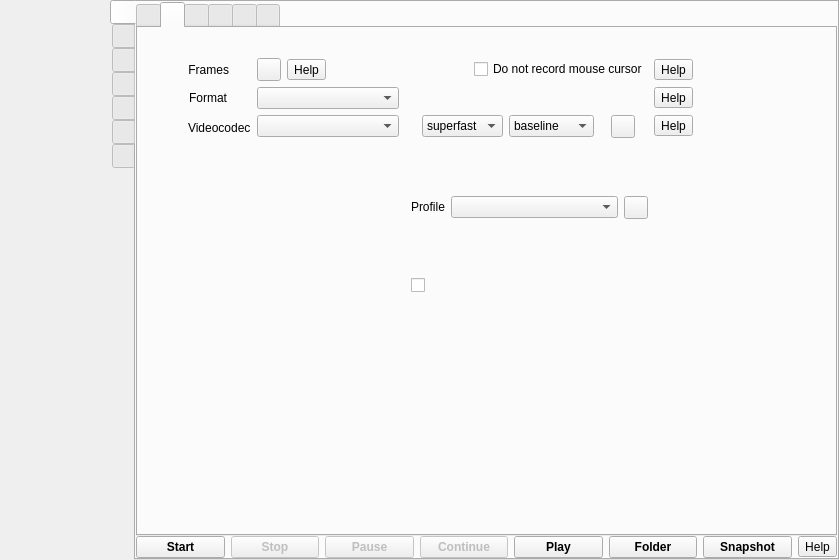
Above: src/formMainWindow.ui from vkohaupt/vokoscreenNG before the change. Below: the same form after it.
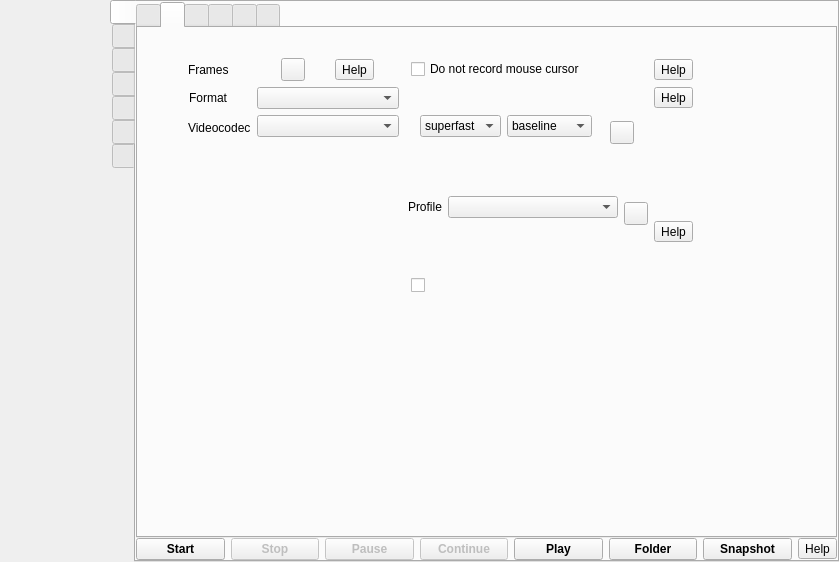
That is the form after the change. The open tabs and pages were chosen to show the change. Icons and pictures are not drawn.

```diff
--- a/src/formMainWindow.ui
+++ b/src/formMainWindow.ui
@@ -7,7 +7,7 @@
     <x>0</x>
     <y>0</y>
     <width>839</width>
-    <height>560</height>
+    <height>562</height>
    </rect>
   </property>
   <property name="windowTitle">
@@ -324,7 +324,7 @@
        <enum>QTabWidget::TabPosition::West</enum>
       </property>
       <property name="currentIndex">
-       <number>1</number>
+       <number>0</number>
       </property>
       <property name="iconSize">
        <size>
@@ -429,6 +429,12 @@
                    <iconset resource="screencast.qrc">
                     <normaloff>:/pictures/screencast/undo.png</normaloff>:/pictures/screencast/undo.png</iconset>
                   </property>
+                  <property name="iconSize">
+                   <size>
+                    <width>18</width>
+                    <height>18</height>
+                   </size>
+                  </property>
                  </widget>
                 </item>
                 <item row="1" column="3">
@@ -510,6 +516,12 @@
                    <iconset resource="screencast.qrc">
                     <normaloff>:/pictures/screencast/screen-name.png</normaloff>:/pictures/screencast/screen-name.png</iconset>
                   </property>
+                  <property name="iconSize">
+                   <size>
+                    <width>18</width>
+                    <height>18</height>
+                   </size>
+                  </property>
                   <property name="checkable">
                    <bool>true</bool>
                   </property>
@@ -570,7 +582,7 @@
                        <x>0</x>
                        <y>0</y>
                        <width>398</width>
-                       <height>105</height>
+                       <height>107</height>
                       </rect>
                      </property>
                      <property name="accessibleName">
@@ -1089,7 +1101,38 @@
              </property>
              <item>
               <layout class="QGridLayout" name="gridLayoutFormatCodecs">
-               <item row="2" column="2">
+               <item row="2" column="0" alignment="Qt::AlignmentFlag::AlignLeft">
+                <widget class="QLabel" name="labelFormat">
+                 <property name="text">
+                  <string>Format</string>
+                 </property>
+                 <property name="alignment">
+                  <set>Qt::AlignmentFlag::AlignRight|Qt::AlignmentFlag::AlignTrailing|Qt::AlignmentFlag::AlignVCenter</set>
+                 </property>
+                </widget>
+               </item>
+               <item row="2" column="1">
+                <widget class="QComboBox" name="comboBoxFormat">
+                 <property name="sizeAdjustPolicy">
+                  <enum>QComboBox::SizeAdjustPolicy::AdjustToContents</enum>
+                 </property>
+                </widget>
+               </item>
+               <item row="3" column="0">
+                <layout class="QVBoxLayout" name="verticalLayout_22">
+                 <property name="topMargin">
+                  <number>6</number>
+                 </property>
+                 <item alignment="Qt::AlignmentFlag::AlignTop">
+                  <widget class="QLabel" name="labelVideoCodec">
+                   <property name="text">
+                    <string>Videocodec</string>
+                   </property>
+                  </widget>
+                 </item>
+                </layout>
+               </item>
+               <item row="3" column="2">
                 <widget class="QFrame" name="frameVideoCodecQuality">
                  <property name="frameShape">
                   <enum>QFrame::Shape::NoFrame</enum>
@@ -1120,7 +1163,7 @@
                     </property>
                     <layout class="QHBoxLayout" name="horizontalLayout_x264">
                      <property name="leftMargin">
-                      <number>6</number>
+                      <number>3</number>
                      </property>
                      <property name="topMargin">
                       <number>0</number>
@@ -1231,7 +1274,7 @@
                        </item>
                       </layout>
                      </item>
-                     <item alignment="Qt::AlignmentFlag::AlignTop">
+                     <item alignment="Qt::AlignmentFlag::AlignVCenter">
                       <widget class="QToolButton" name="toolButtonx264Reset">
                        <property name="toolTip">
                         <string>Reset</string>
@@ -1255,7 +1298,7 @@
                     </property>
                     <layout class="QHBoxLayout" name="horizontalLayout_64">
                      <property name="leftMargin">
-                      <number>6</number>
+                      <number>3</number>
                      </property>
                      <property name="topMargin">
                       <number>0</number>
@@ -1294,9 +1337,6 @@
                        </item>
                        <item>
                         <layout class="QHBoxLayout" name="horizontalLayout_openh264">
-                         <property name="spacing">
-                          <number>6</number>
-                         </property>
                          <item>
                           <widget class="QLabel" name="label_19">
                            <property name="minimumSize">
@@ -1326,7 +1366,7 @@
                        </item>
                       </layout>
                      </item>
-                     <item alignment="Qt::AlignmentFlag::AlignTop">
+                     <item alignment="Qt::AlignmentFlag::AlignVCenter">
                       <widget class="QToolButton" name="toolButtonOpenh264Reset">
                        <property name="toolTip">
                         <string>Reset</string>
@@ -1387,24 +1427,7 @@
                  </layout>
                 </widget>
                </item>
-               <item row="1" column="1">
-                <widget class="QComboBox" name="comboBoxFormat">
-                 <property name="sizeAdjustPolicy">
-                  <enum>QComboBox::SizeAdjustPolicy::AdjustToContents</enum>
-                 </property>
-                </widget>
-               </item>
-               <item row="1" column="0" alignment="Qt::AlignmentFlag::AlignLeft">
-                <widget class="QLabel" name="labelFormat">
-                 <property name="text">
-                  <string>Format</string>
-                 </property>
-                 <property name="alignment">
-                  <set>Qt::AlignmentFlag::AlignRight|Qt::AlignmentFlag::AlignTrailing|Qt::AlignmentFlag::AlignVCenter</set>
-                 </property>
-                </widget>
-               </item>
-               <item row="2" column="1" alignment="Qt::AlignmentFlag::AlignTop">
+               <item row="3" column="1" alignment="Qt::AlignmentFlag::AlignTop">
                 <widget class="QComboBox" name="comboBoxVideoCodec">
                  <property name="sizeAdjustPolicy">
                   <enum>QComboBox::SizeAdjustPolicy::AdjustToContents</enum>
@@ -1414,96 +1437,21 @@
                  </property>
                 </widget>
                </item>
-               <item row="0" column="1" colspan="2">
-                <widget class="QFrame" name="frameFrames">
-                 <property name="frameShape">
-                  <enum>QFrame::Shape::NoFrame</enum>
-                 </property>
-                 <property name="frameShadow">
-                  <enum>QFrame::Shadow::Raised</enum>
-                 </property>
-                 <layout class="QHBoxLayout" name="horizontalLayout_33">
-                  <property name="spacing">
-                   <number>6</number>
-                  </property>
-                  <property name="leftMargin">
-                   <number>0</number>
-                  </property>
-                  <property name="topMargin">
-                   <number>0</number>
-                  </property>
-                  <property name="rightMargin">
-                   <number>0</number>
-                  </property>
-                  <property name="bottomMargin">
-                   <number>0</number>
-                  </property>
-                  <item>
-                   <widget class="QToolButton" name="toolButtonFramesReset">
-                    <property name="toolTip">
-                     <string>Reset</string>
-                    </property>
-                    <property name="text">
-                     <string notr="true"/>
-                    </property>
-                    <property name="icon">
-                     <iconset resource="screencast.qrc">
-                      <normaloff>:/pictures/screencast/undo.png</normaloff>:/pictures/screencast/undo.png</iconset>
-                    </property>
-                   </widget>
-                  </item>
-                  <item>
-                   <widget class="QToolButton" name="help_screencast_frames">
-                    <property name="toolTip">
-                     <string>Help</string>
-                    </property>
-                    <property name="text">
-                     <string notr="true">Help</string>
-                    </property>
-                   </widget>
-                  </item>
-                  <item>
-                   <spacer name="horizontalSpacer_42">
-                    <property name="orientation">
-                     <enum>Qt::Orientation::Horizontal</enum>
-                    </property>
-                    <property name="sizeHint" stdset="0">
-                     <size>
-                      <width>40</width>
-                      <height>20</height>
-                     </size>
-                    </property>
-                   </spacer>
-                  </item>
-                  <item>
-                   <layout class="QHBoxLayout" name="horizontalLayout_22">
-                    <item>
-                     <widget class="QCheckBox" name="checkBoxMouseCursorOnOff">
-                      <property name="text">
-                       <string>Do not record mouse cursor</string>
-                      </property>
-                     </widget>
-                    </item>
-                   </layout>
-                  </item>
-                 </layout>
-                </widget>
-               </item>
-               <item row="2" column="0">
-                <layout class="QVBoxLayout" name="verticalLayout_22">
-                 <property name="topMargin">
-                  <number>6</number>
-                 </property>
-                 <item alignment="Qt::AlignmentFlag::AlignTop">
-                  <widget class="QLabel" name="labelVideoCodec">
-                   <property name="text">
-                    <string>Videocodec</string>
-                   </property>
-                  </widget>
-                 </item>
-                </layout>
-               </item>
                <item row="1" column="2">
+                <layout class="QHBoxLayout" name="horizontalLayout_22">
+                 <property name="leftMargin">
+                  <number>6</number>
+                 </property>
+                 <item>
+                  <widget class="QCheckBox" name="checkBoxMouseCursorOnOff">
+                   <property name="text">
+                    <string>Do not record mouse cursor</string>
+                   </property>
+                  </widget>
+                 </item>
+                </layout>
+               </item>
+               <item row="2" column="2">
                 <spacer name="horizontalSpacer_2">
                  <property name="orientation">
                   <enum>Qt::Orientation::Horizontal</enum>
@@ -1516,8 +1464,8 @@
                  </property>
                 </spacer>
                </item>
-               <item row="0" column="3">
-                <widget class="QToolButton" name="help_screencast_nomousecursor">
+               <item row="2" column="3">
+                <widget class="QToolButton" name="help_screencast_format">
                  <property name="toolTip">
                   <string>Help</string>
                  </property>
@@ -1526,28 +1474,76 @@
                  </property>
                 </widget>
                </item>
-               <item row="0" column="0" alignment="Qt::AlignmentFlag::AlignLeft">
+               <item row="3" column="3" alignment="Qt::AlignmentFlag::AlignVCenter">
+                <widget class="QToolButton" name="help_screencast_videocodec">
+                 <property name="toolTip">
+                  <string>Help</string>
+                 </property>
+                 <property name="text">
+                  <string notr="true">Help</string>
+                 </property>
+                </widget>
+               </item>
+               <item row="1" column="1">
+                <widget class="QFrame" name="frameFrames">
+                 <property name="frameShape">
+                  <enum>QFrame::Shape::NoFrame</enum>
+                 </property>
+                 <property name="frameShadow">
+                  <enum>QFrame::Shadow::Raised</enum>
+                 </property>
+                 <layout class="QHBoxLayout" name="horizontalLayout_33">
+                  <property name="spacing">
+                   <number>6</number>
+                  </property>
+                  <property name="leftMargin">
+                   <number>0</number>
+                  </property>
+                  <property name="topMargin">
+                   <number>0</number>
+                  </property>
+                  <property name="rightMargin">
+                   <number>0</number>
+                  </property>
+                  <property name="bottomMargin">
+                   <number>0</number>
+                  </property>
+                  <item>
+                   <widget class="QToolButton" name="toolButtonFramesReset">
+                    <property name="toolTip">
+                     <string>Reset</string>
+                    </property>
+                    <property name="text">
+                     <string notr="true"/>
+                    </property>
+                    <property name="icon">
+                     <iconset resource="screencast.qrc">
+                      <normaloff>:/pictures/screencast/undo.png</normaloff>:/pictures/screencast/undo.png</iconset>
+                    </property>
+                   </widget>
+                  </item>
+                  <item>
+                   <widget class="QToolButton" name="help_screencast_frames">
+                    <property name="toolTip">
+                     <string>Help</string>
+                    </property>
+                    <property name="text">
+                     <string notr="true">Help</string>
+                    </property>
+                   </widget>
+                  </item>
+                 </layout>
+                </widget>
+               </item>
+               <item row="1" column="0">
                 <widget class="QLabel" name="labelFrames">
                  <property name="text">
                   <string>Frames</string>
                  </property>
-                 <property name="alignment">
-                  <set>Qt::AlignmentFlag::AlignRight|Qt::AlignmentFlag::AlignTrailing|Qt::AlignmentFlag::AlignVCenter</set>
-                 </property>
-                </widget>
-               </item>
-               <item row="2" column="3" alignment="Qt::AlignmentFlag::AlignTop">
-                <widget class="QToolButton" name="help_screencast_videocodec">
-                 <property name="toolTip">
-                  <string>Help</string>
-                 </property>
-                 <property name="text">
-                  <string notr="true">Help</string>
-                 </property>
                 </widget>
                </item>
                <item row="1" column="3">
-                <widget class="QToolButton" name="help_screencast_format">
+                <widget class="QToolButton" name="help_screencast_nomousecursor">
                  <property name="toolTip">
                   <string>Help</string>
                  </property>
@@ -2583,7 +2579,7 @@
                    <x>0</x>
                    <y>0</y>
                    <width>405</width>
-                   <height>416</height>
+                   <height>418</height>
                   </rect>
                  </property>
                  <layout class="QGridLayout" name="gridLayoutAvailable">
```
